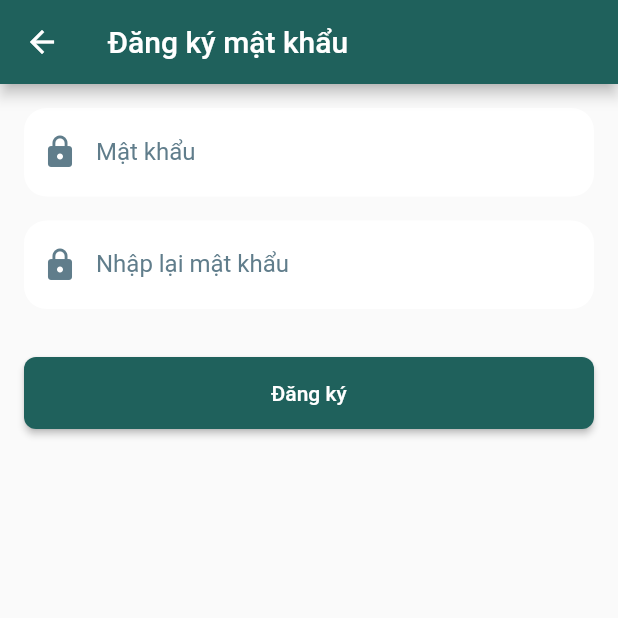
After one commit to ngotruonghai/eBOSSTuongLong, a Flutter app: the DangKyUserSreecn screen opened directly, on a phone screen of 412 x 824 dp, the top half of it. The commit adds this screen. Run offline on Flutter 3.47's test engine with Material 3 defaults, Android fonts, the light colour scheme and no system bars; our stand-ins replace data_table_2, flutter_bloc, flutter_spinkit, shared_preferences, table_calendar; accounts and stored records are empty.

Commit message:
Thêm tính năng

```diff
--- a/eboss_tuonglong/lib/bloc/Login/loginstate.dart
+++ b/eboss_tuonglong/lib/bloc/Login/loginstate.dart
@@ -2,5 +2,6 @@
   LoginInnitial,
   LoginProgress,
   Success,
-  Failure
+  Failure,
+  CreateUser
 }
--- a/eboss_tuonglong/lib/services/HostService.dart
+++ b/eboss_tuonglong/lib/services/HostService.dart
@@ -1,9 +1,10 @@
 class HostService{
    static String get Host_Mobile{
-     return "https://eboss.vn:93";
+     return "https://eboss.vn:83";
    }
 }
+//http://192.168.1.17:8090
 // http://localhost:8090
-// https://eboss.vn:83
+// https://eboss.vn:83 produc
 // http://192.168.88.235:93 dev
 // https://eboss.vn:93 dev public
--- /dev/null
+++ b/eboss_tuonglong/lib/widgets/login/dangkyuser_screen.dart
@@ -0,0 +1,121 @@
+import 'package:eboss_tuonglong/common/loadingoverlay.dart';
+import 'package:eboss_tuonglong/services/NetWorkRequest.dart';
+import 'package:eboss_tuonglong/widgets/login/login_screen.dart';
+import 'package:flutter/material.dart';
+import 'package:provider/provider.dart';
+import 'package:shared_preferences/shared_preferences.dart';
+
+class DangKyUserSreecn extends StatefulWidget {
+  const DangKyUserSreecn({super.key});
+
+  @override
+  State<DangKyUserSreecn> createState() => _DangKyUserSreecnState();
+}
+
+class _DangKyUserSreecnState extends State<DangKyUserSreecn> {
+  final TextEditingController passwordController = TextEditingController();
+  final TextEditingController confirmPasswordController =
+      TextEditingController();
+
+  Future<int> API_DangKyUser(BuildContext context) async {
+    LoadingOverlay.show(context);
+    Map<String, dynamic> request = {
+      "password": passwordController.text,
+      "passwordCheck": confirmPasswordController.text,
+    };
+
+    final response = await NetWorkRequest.PostDefault(
+      "/api/User/CreatePassWord",
+      request,
+      context,
+    );
+    LoadingOverlay.hide(context);
+
+    final prefs = await SharedPreferences.getInstance();
+    await prefs.clear();
+    Navigator.push(
+      context,
+      MaterialPageRoute(builder: (context) => LoginScreen()),
+    );
+
+    return 1;
+  }
+
+  @override
+  Widget build(BuildContext context) {
+    return Scaffold(
+      appBar: AppBar(
+        title: const Text("Đăng ký mật khẩu"),
+        backgroundColor: const Color(0xFF1F615C),
+      ),
+      body: Padding(
+        padding: const EdgeInsets.all(16.0),
+        child: Column(
+          crossAxisAlignment: CrossAxisAlignment.stretch,
+          children: [
+            _buildPasswordField("Mật khẩu", passwordController),
+            const SizedBox(height: 16),
+            _buildPasswordField("Nhập lại mật khẩu", confirmPasswordController),
+            const SizedBox(height: 32),
+            ElevatedButton(
+              style: ElevatedButton.styleFrom(
+                backgroundColor: Color(0xFF1F615C), // màu nền
+                foregroundColor: Colors.white, // màu chữ
+                padding: const EdgeInsets.symmetric(vertical: 16.0),
+                shape: RoundedRectangleBorder(
+                  borderRadius: BorderRadius.circular(8),
+                ),
+              ),
+              onPressed: () async {
+                await API_DangKyUser(context);
+              },
+              child: const Text("Đăng ký"),
+            ),
+          ],
+        ),
+      ),
+    );
+  }
+
+  Widget _buildPasswordField(String label, TextEditingController controller) {
+    return TextField(
+      controller: controller,
+      keyboardType: TextInputType.text,
+      decoration: InputDecoration(
+        //hintText: "Mật khẩu",
+        labelText: label,
+        labelStyle: const TextStyle(color: Colors.blueGrey),
+        border: OutlineInputBorder(
+          borderRadius: BorderRadius.circular(15),
+          borderSide: BorderSide.none,
+        ),
+        fillColor: Colors.white,
+        filled: true,
+        prefixIcon: const Icon(Icons.lock, color: Colors.blueGrey),
+      ),
+      obscureText: true,
+    );
+  }
+
+  @override
+  void dispose() {
+    passwordController.dispose();
+    confirmPasswordController.dispose();
+    super.dispose();
+  }
+}
+
+class DangKyMatyKhauProvider extends ChangeNotifier {
+  bool isLoading = false;
+
+  Future<void> LoadData(BuildContext context) async {
+    isLoading = true;
+    notifyListeners();
+    await Future.wait([
+      // loadChiTietGiaoHangMau(context, sampleAID),
+      // loadChiTietNhapKho(context, sampleAID),
+    ]);
+    isLoading = false;
+    notifyListeners();
+  }
+}
--- a/eboss_tuonglong/lib/widgets/login/login_screen.dart
+++ b/eboss_tuonglong/lib/widgets/login/login_screen.dart
@@ -3,6 +3,7 @@ import 'package:eboss_tuonglong/bloc/Login/LoginEvent.dart';
 import 'package:eboss_tuonglong/bloc/Login/loginprovider.dart';
 import 'package:eboss_tuonglong/bloc/Login/loginstate.dart';
 import 'package:eboss_tuonglong/widgets/home/home_screen.dart';
+import 'package:eboss_tuonglong/widgets/login/dangkyuser_screen.dart';
 import 'package:flutter/material.dart';
 import 'package:flutter_bloc/flutter_bloc.dart';
 
@@ -35,6 +36,8 @@ class _LoginScreenState extends State<LoginScreen> {
               return Home_Screen();
             } else if (state == Loginstate.Success) {
               return Home_Screen();
+            } else if (state == Loginstate.CreateUser) {
+              return DangKyUserSreecn();
             } else {
               return _LoginWidget(context);
             }
```
Also changed, not shown: eboss_tuonglong/lib/bloc/Login/loginbloc.dart (+24 -1 lines), eboss_tuonglong/lib/widgets/thongke/danhsachsanphammau_sreen.dart (+5 -5 lines).
